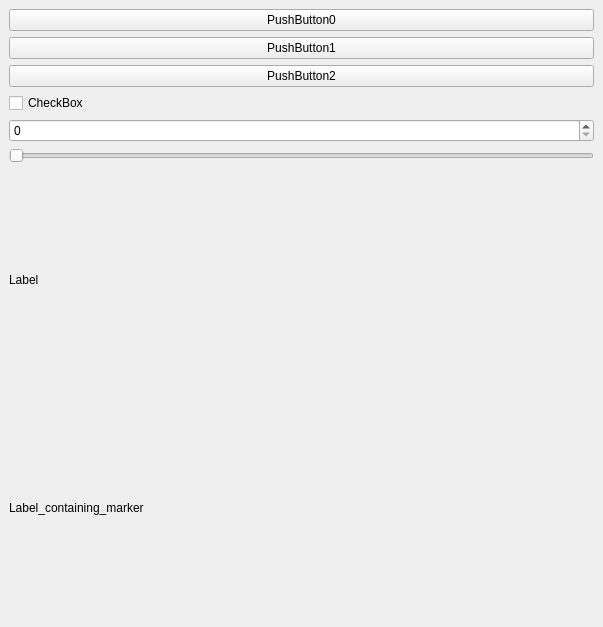
t-g-j/RoVi, file final_project/SamplePluginPA10/src/SamplePlugin.ui: the form before one commit.
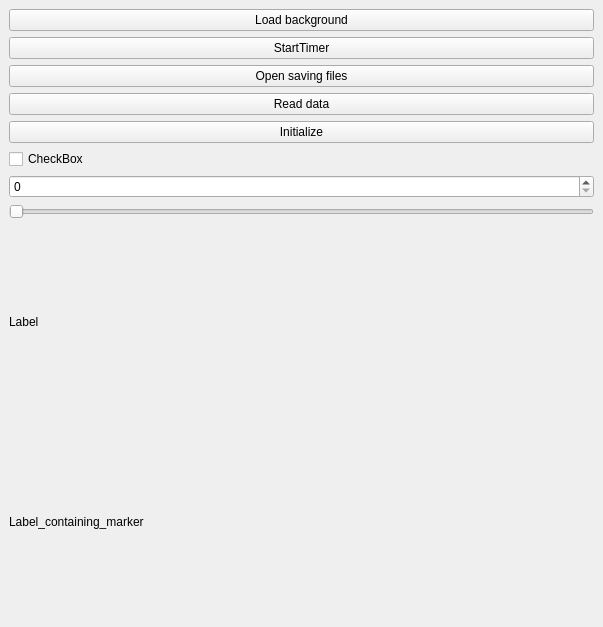
The form after the commit.

Diff of the .ui file:
```diff
--- a/final_project/SamplePluginPA10/src/SamplePlugin.ui
+++ b/final_project/SamplePluginPA10/src/SamplePlugin.ui
@@ -20,21 +20,35 @@
       <item>
        <widget class="QPushButton" name="_btn0">
         <property name="text">
-         <string>PushButton0</string>
+         <string>Load background</string>
         </property>
        </widget>
       </item>
       <item>
        <widget class="QPushButton" name="_btn1">
         <property name="text">
-         <string>PushButton1</string>
+         <string>StartTimer</string>
         </property>
        </widget>
       </item>
       <item>
        <widget class="QPushButton" name="_btn2">
         <property name="text">
-         <string>PushButton2</string>
+         <string>Open saving files</string>
+        </property>
+       </widget>
+      </item>
+      <item>
+       <widget class="QPushButton" name="_btn3">
+        <property name="text">
+         <string>Read data</string>
+        </property>
+       </widget>
+      </item>
+      <item>
+       <widget class="QPushButton" name="_btn4">
+        <property name="text">
+         <string>Initialize</string>
         </property>
        </widget>
       </item>
```
